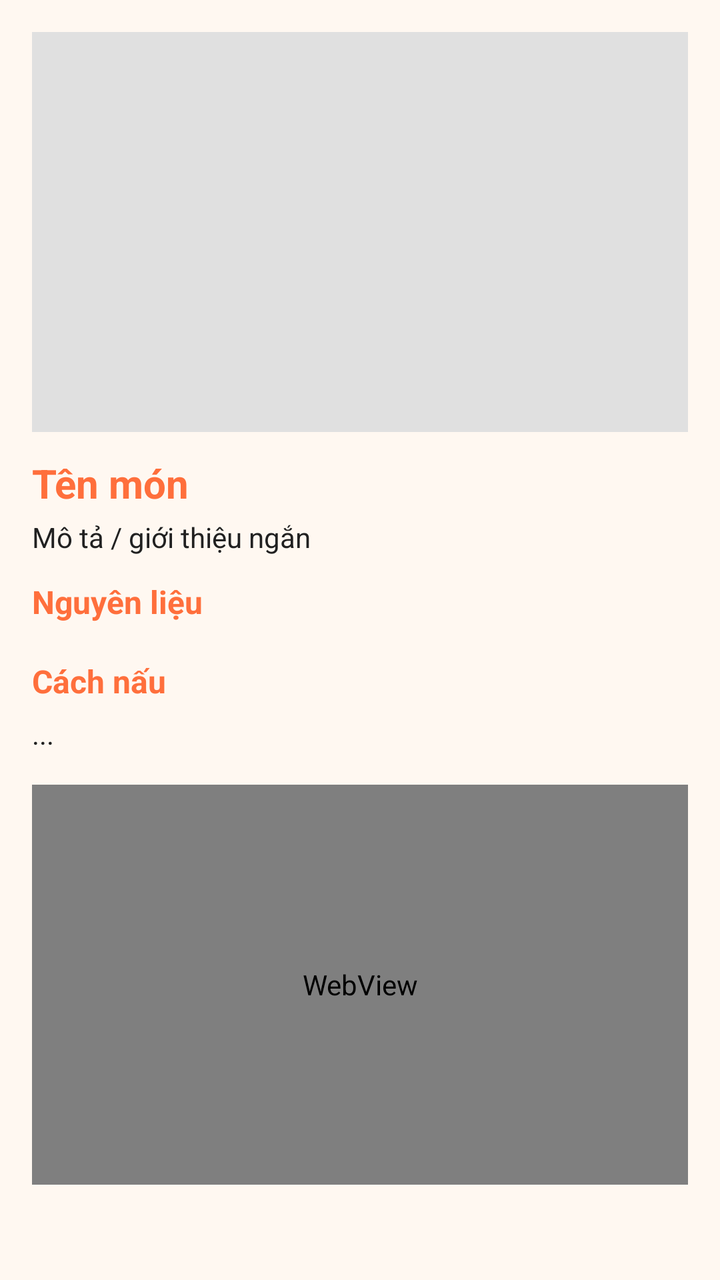
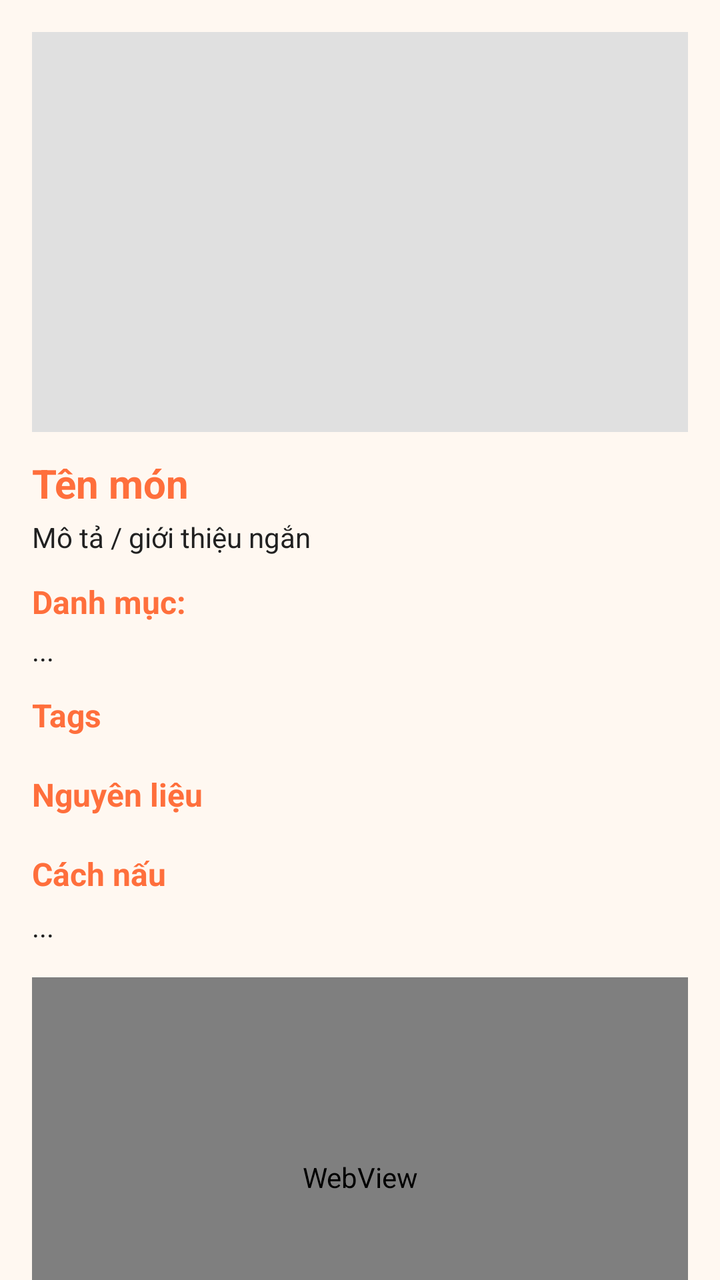

Compare the two renders of this Android layout. The source of the first and the diff that turns it into the second are given below.
<!-- AndroidManifest.xml: application theme Theme.Angiday -->
<!-- res/layout/fragment_food_detail.xml -->
<?xml version="1.0" encoding="utf-8"?>
<androidx.core.widget.NestedScrollView
    xmlns:android="http://schemas.android.com/apk/res/android"
    xmlns:app="http://schemas.android.com/apk/res-auto"
    android:layout_width="match_parent"
    android:layout_height="match_parent"
    android:background="@color/colorSurface"
    android:fillViewport="true">

    <LinearLayout
        android:orientation="vertical"
        android:padding="16dp"
        android:layout_width="match_parent"
        android:layout_height="wrap_content">

        <ImageView
            android:id="@+id/imgFoodDetail"
            android:layout_width="match_parent"
            android:layout_height="200dp"
            android:adjustViewBounds="true"
            android:scaleType="centerCrop"
            android:contentDescription="@string/app_name"
            android:background="@color/colorOutline" />

        <TextView
            android:id="@+id/tvFoodTitle"
            android:layout_width="match_parent"
            android:layout_height="wrap_content"
            android:layout_marginTop="12dp"
            android:text="Tên món"
            android:textColor="@color/colorPrimary"
            android:textSize="20sp"
            android:textStyle="bold" />

        <TextView
            android:id="@+id/tvFoodDesc"
            android:layout_width="match_parent"
            android:layout_height="wrap_content"
            android:text="Mô tả / giới thiệu ngắn"
            android:textColor="@color/colorOnSurface"
            android:layout_marginTop="4dp" />

        <TextView
            android:layout_width="match_parent"
            android:layout_height="wrap_content"
            android:text="Nguyên liệu"
            android:textStyle="bold"
            android:textColor="@color/colorPrimary"
            android:layout_marginTop="12dp"
            android:textSize="16sp"/>

        <com.google.android.material.chip.ChipGroup
            android:id="@+id/chipGroupIngredients"
            android:layout_width="match_parent"
            android:layout_height="wrap_content"
            app:chipSpacing="8dp"
            android:layout_marginTop="6dp" />

        <TextView
            android:layout_width="match_parent"
            android:layout_height="wrap_content"
            android:text="Cách nấu"
            android:textStyle="bold"
            android:textColor="@color/colorPrimary"
            android:layout_marginTop="12dp"
            android:textSize="16sp"/>

        <TextView
            android:id="@+id/tvInstructions"
            android:layout_width="match_parent"
            android:layout_height="wrap_content"
            android:layout_marginTop="6dp"
            android:textColor="@color/colorOnSurface"
            android:lineSpacingExtra="4dp"
            android:text="..." />

        
        <LinearLayout
            android:id="@+id/youtubeContainer"
            android:layout_width="match_parent"
            android:layout_height="200dp"
            android:layout_marginTop="16dp"
            android:orientation="vertical"
            android:background="@color/colorOutline">

            <WebView
                android:id="@+id/webYoutube"
                android:layout_width="match_parent"
                android:layout_height="match_parent" />
        </LinearLayout>

    </LinearLayout>
</androidx.core.widget.NestedScrollView>
<!-- resources referenced by this layout -->
<resources>
  <color name="colorOnSurface">#212121</color>
  <color name="colorOutline">#E0E0E0</color>
  <color name="colorPrimary">#FF6F3C</color>
  <color name="colorSurface">#FFF8F1</color>
  <string name="app_name">angiday</string>
  <style name="Theme.Angiday" parent="Base.Theme.Angiday" />
  <style name="Base.Theme.Angiday" parent="Theme.Material3.DayNight.NoActionBar">
          
          
      </style>
</resources>

<!-- the commit's change to res/layout/fragment_food_detail.xml (unified diff, before → after) -->
@@ -13,6 +13,7 @@
         android:layout_width="match_parent"
         android:layout_height="wrap_content">
 
+        
         <ImageView
             android:id="@+id/imgFoodDetail"
             android:layout_width="match_parent"
@@ -22,6 +23,7 @@
             android:contentDescription="@string/app_name"
             android:background="@color/colorOutline" />
 
+        
         <TextView
             android:id="@+id/tvFoodTitle"
             android:layout_width="match_parent"
@@ -32,6 +34,7 @@
             android:textSize="20sp"
             android:textStyle="bold" />
 
+        
         <TextView
             android:id="@+id/tvFoodDesc"
             android:layout_width="match_parent"
@@ -40,6 +43,40 @@
             android:textColor="@color/colorOnSurface"
             android:layout_marginTop="4dp" />
 
+        
+        <TextView
+            android:layout_width="wrap_content"
+            android:layout_height="wrap_content"
+            android:text="Danh mục: "
+            android:textStyle="bold"
+            android:textColor="@color/colorPrimary"
+            android:layout_marginTop="12dp"
+            android:textSize="16sp"/>
+        <TextView
+            android:id="@+id/tvCategory"
+            android:layout_width="wrap_content"
+            android:layout_height="wrap_content"
+            android:text="..."
+            android:layout_marginTop="4dp"
+            android:textColor="@color/colorOnSurface"/>
+
+        
+        <TextView
+            android:layout_width="match_parent"
+            android:layout_height="wrap_content"
+            android:text="Tags"
+            android:textStyle="bold"
+            android:textColor="@color/colorPrimary"
+            android:layout_marginTop="12dp"
+            android:textSize="16sp"/>
+        <com.google.android.material.chip.ChipGroup
+            android:id="@+id/chipGroupTags"
+            android:layout_width="match_parent"
+            android:layout_height="wrap_content"
+            app:chipSpacing="8dp"
+            android:layout_marginTop="6dp" />
+
+        
         <TextView
             android:layout_width="match_parent"
             android:layout_height="wrap_content"
@@ -48,7 +85,6 @@
             android:textColor="@color/colorPrimary"
             android:layout_marginTop="12dp"
             android:textSize="16sp"/>
-
         <com.google.android.material.chip.ChipGroup
             android:id="@+id/chipGroupIngredients"
             android:layout_width="match_parent"
@@ -56,6 +92,7 @@
             app:chipSpacing="8dp"
             android:layout_marginTop="6dp" />
 
+        
         <TextView
             android:layout_width="match_parent"
             android:layout_height="wrap_content"
@@ -64,7 +101,6 @@
             android:textColor="@color/colorPrimary"
             android:layout_marginTop="12dp"
             android:textSize="16sp"/>
-
         <TextView
             android:id="@+id/tvInstructions"
             android:layout_width="match_parent"
